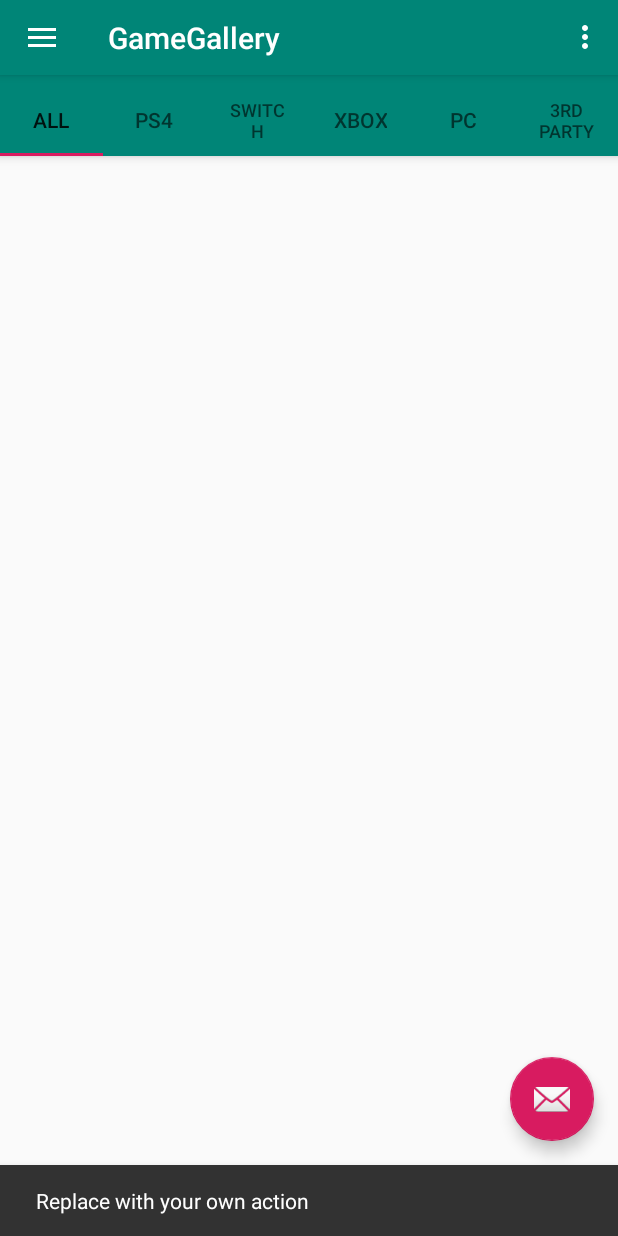
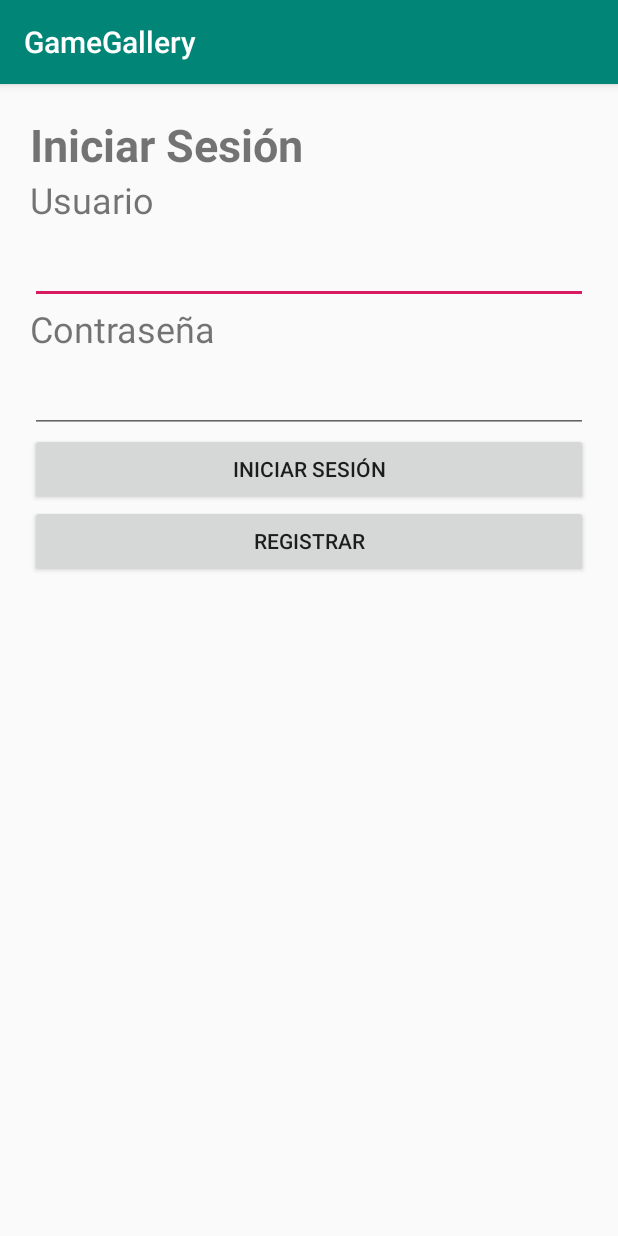
Before and after one commit to UO247134/GameGallery, an Android app: the screen it shows after launch (MainActivity before the commit, LoginActivity after it), after a tap on an icon or button, on a phone screen of 412 x 824 dp. Run offline under Robolectric (Android 15) with nearby library versions, the phone set to English and light mode, and no system bars; our stand-ins replace Firebase (no records; nobody signed in at launch, a user with empty details on screens opened directly), Picasso, navigation-ui.

Commit message:
Usuario ya puede iniciar sesión

```diff
--- a/app/src/main/AndroidManifest.xml
+++ b/app/src/main/AndroidManifest.xml
@@ -11,7 +11,8 @@
         android:roundIcon="@mipmap/ic_launcher_round"
         android:supportsRtl="true"
         android:theme="@style/AppTheme">
-        <activity android:name=".SettingsActivity"></activity>
+        <activity android:name=".LoginActivity"></activity>
+        <activity android:name=".SettingsActivity" />
         <activity android:name=".SecondActivity" />
         <activity
             android:name=".MainActivity"
--- /dev/null
+++ b/app/src/main/java/com/example/gamegallery/LoginActivity.kt
@@ -0,0 +1,29 @@
+package com.example.gamegallery
+
+import androidx.appcompat.app.AppCompatActivity
+import android.os.Bundle
+import android.view.View
+import android.widget.Toast
+import com.example.gamegallery.domain.Info
+import kotlinx.android.synthetic.main.activity_login.*
+
+class LoginActivity : AppCompatActivity() {
+
+    override fun onCreate(savedInstanceState: Bundle?) {
+        super.onCreate(savedInstanceState)
+        setContentView(R.layout.activity_login)
+    }
+
+    fun login(view: View){
+        var usuario = txtUser.text.toString()
+        var password = txtPassword.text.toString()
+
+        if(Info.setUsuario(usuario,password)){
+            Toast.makeText(this.applicationContext,"Sesión Iniciada",Toast.LENGTH_SHORT).show();
+            this.finish()
+        }
+        else{
+            Toast.makeText(this.applicationContext,"El usuario no está registrado",Toast.LENGTH_SHORT).show();
+        }
+    }
+}
--- a/app/src/main/java/com/example/gamegallery/MainActivity.java
+++ b/app/src/main/java/com/example/gamegallery/MainActivity.java
@@ -4,6 +4,7 @@ import android.content.Intent;
 import android.os.Bundle;
 
 import com.example.gamegallery.domain.Info;
+import com.example.gamegallery.domain.Usuario;
 import com.example.gamegallery.tabs.TabBase;
 import com.example.gamegallery.ui.gallery.GalleryFragment;
 import com.example.gamegallery.ui.home.HomeFragment;
@@ -32,6 +33,7 @@ import androidx.appcompat.app.AppCompatActivity;
 import androidx.appcompat.widget.Toolbar;
 
 import android.view.Menu;
+import android.widget.TextView;
 
 public class MainActivity extends AppCompatActivity
 implements NavigationView.OnNavigationItemSelectedListener{
@@ -41,7 +43,8 @@ implements NavigationView.OnNavigationItemSelectedListener{
     @Override
     protected void onRestart() {
         super.onRestart();
-       this.recreate();
+        this.recreate();
+        updateUsuario(Info.Companion.getUsuarioActual());
     }
 
     @Override
@@ -56,8 +59,9 @@ implements NavigationView.OnNavigationItemSelectedListener{
         fab.setOnClickListener(new View.OnClickListener() {
             @Override
             public void onClick(View view) {
-                Snackbar.make(view, "Replace with your own action", Snackbar.LENGTH_LONG)
-                        .setAction("Action", null).show();
+                Intent intent = new Intent(view.getContext(),LoginActivity.class);
+
+                view.getContext().startActivity(intent);
             }
         });
 
@@ -75,6 +79,9 @@ implements NavigationView.OnNavigationItemSelectedListener{
 
         FragmentManager fragmentManager = getSupportFragmentManager();
         fragmentManager.beginTransaction().replace(R.id.contenedor,new GalleryFragment()).commit();
+
+
+
     }
 
     @Override
@@ -135,5 +142,15 @@ implements NavigationView.OnNavigationItemSelectedListener{
         fragmentManager.beginTransaction().replace(R.id.contenedor,new GalleryFragment()).commit();
     }
 
+    public void updateUsuario(Usuario usuario){
+        NavigationView nv = findViewById(R.id.nav_view);
+        View v = nv.getHeaderView(0);
+        TextView txtUsuario = v.findViewById(R.id.txtUsuarioHeader);
+        txtUsuario.setText(usuario.getUsuario());
+        TextView txtCorreo = v.findViewById(R.id.txtCorreoHeader);
+        txtCorreo.setText(usuario.getCorreo());
+
+    }
+
 
 }
--- a/app/src/main/java/com/example/gamegallery/domain/DomainClasses.kt
+++ b/app/src/main/java/com/example/gamegallery/domain/DomainClasses.kt
@@ -65,3 +65,7 @@ data class Juego(val nombre:String?, val icon: String?, val consola : List<Strin
 
 
 }
+
+data class Usuario(val usuario:String, val contraseña:String,val correo:String){
+
+}
--- /dev/null
+++ b/app/src/main/res/layout/activity_login.xml
@@ -0,0 +1,73 @@
+<?xml version="1.0" encoding="utf-8"?>
+<androidx.constraintlayout.widget.ConstraintLayout xmlns:android="http://schemas.android.com/apk/res/android"
+    xmlns:app="http://schemas.android.com/apk/res-auto"
+    xmlns:tools="http://schemas.android.com/tools"
+    android:layout_width="match_parent"
+    android:layout_height="match_parent"
+    tools:context=".LoginActivity">
+
+    <LinearLayout
+        android:id="@+id/linearLayoutLogin"
+        android:layout_width="match_parent"
+        android:layout_height="match_parent"
+        android:orientation="vertical"
+        app:layout_constraintBottom_toBottomOf="parent"
+        app:layout_constraintEnd_toEndOf="parent"
+        app:layout_constraintStart_toStartOf="parent"
+        app:layout_constraintTop_toTopOf="parent"
+        android:layout_margin="20dp" >
+
+        <TextView
+            android:id="@+id/lblLogin"
+            android:layout_width="match_parent"
+            android:layout_height="wrap_content"
+            android:text="@string/login"
+            android:textSize="30sp"
+            android:textStyle="bold" />
+
+        <TextView
+            android:id="@+id/lblUser"
+            android:layout_width="match_parent"
+            android:layout_height="wrap_content"
+            android:text="@string/user"
+            android:textSize="24sp" />
+
+        <EditText
+            android:id="@+id/txtUser"
+            android:layout_width="match_parent"
+            android:layout_height="wrap_content"
+            android:ems="10"
+            android:inputType="textPersonName"
+            android:textSize="24sp" />
+
+        <TextView
+            android:id="@+id/lblPassword"
+            android:layout_width="match_parent"
+            android:layout_height="wrap_content"
+            android:text="@string/password"
+            android:textSize="24sp" />
+
+        <EditText
+            android:id="@+id/txtPassword"
+            android:layout_width="match_parent"
+            android:layout_height="wrap_content"
+            android:ems="10"
+            android:inputType="textPassword"
+            android:textSize="24sp" />
+
+        <Button
+            android:id="@+id/btnLogin"
+            android:layout_width="match_parent"
+            android:layout_height="wrap_content"
+            android:text="@string/login"
+            android:onClick="login"
+            />
+
+        <Button
+            android:id="@+id/btnRegistro"
+            android:layout_width="match_parent"
+            android:layout_height="wrap_content"
+            android:text="@string/registrar" />
+
+    </LinearLayout>
+</androidx.constraintlayout.widget.ConstraintLayout>
--- a/app/src/main/res/layout/app_bar_main.xml
+++ b/app/src/main/res/layout/app_bar_main.xml
@@ -28,6 +28,6 @@
         android:layout_height="wrap_content"
         android:layout_gravity="bottom|end"
         android:layout_margin="@dimen/fab_margin"
-        app:srcCompat="@android:drawable/ic_dialog_email" />
+        app:srcCompat="@drawable/account" />
 
 </androidx.coordinatorlayout.widget.CoordinatorLayout>
--- a/app/src/main/res/values/strings.xml
+++ b/app/src/main/res/values/strings.xml
@@ -29,5 +29,10 @@
     <string name="menu_genre_RPG">RPG</string>
     <string name="hello_blank_fragment">Hello blank fragment</string>
 
+    <string name="login">Iniciar Sesión</string>
+    <string name="user">Usuario</string>
+    <string name="password">Contraseña</string>
+    <string name="registrar">Registrar</string>
+
     <string name="seleccionarConsolas">Seleccione las consolas a mostrar</string>
 </resources>
```
Also changed, not shown: app/src/main/java/com/example/gamegallery/datos/Datos.kt (+28 -0 lines), app/src/main/java/com/example/gamegallery/domain/Info.kt (+25 -0 lines), app/src/main/res/layout/nav_header_main.xml (+6 -6 lines), app/src/main/res/drawable-v21/account.png (added).
